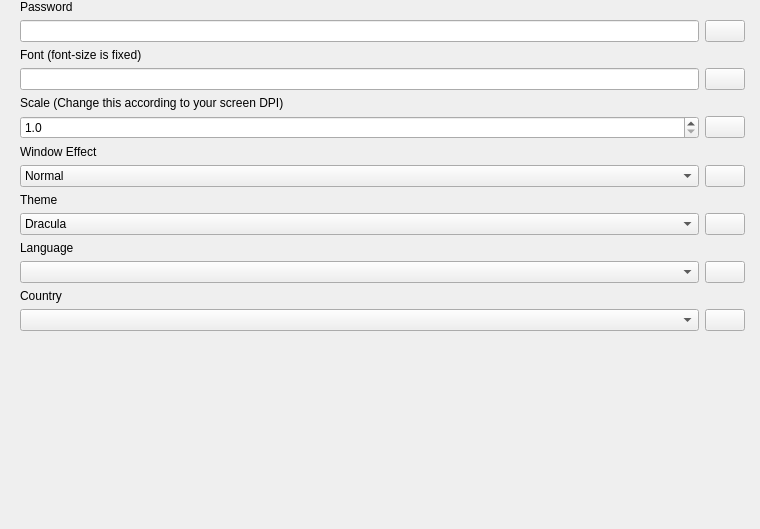
The window that DTModule/Ui_DTSetting.ui (Holence/DTPySide) describes before a commit, drawn with Qt 5.
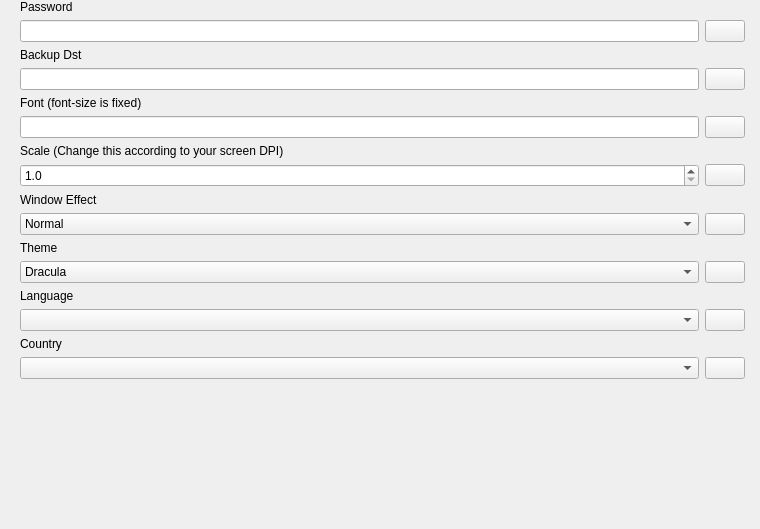
The same window after the commit. Custom widgets are drawn as their Qt base class.

What changed in the file:
```diff
--- a/DTModule/Ui_DTSetting.ui
+++ b/DTModule/Ui_DTSetting.ui
@@ -98,51 +98,7 @@
            <property name="horizontalSpacing">
             <number>6</number>
            </property>
-           <item row="12" column="0">
-            <widget class="QLabel" name="label_country">
-             <property name="text">
-              <string>Country</string>
-             </property>
-            </widget>
-           </item>
-           <item row="5" column="1">
-            <widget class="DTApplyButton" name="pushButton_scale">
-             <property name="sizePolicy">
-              <sizepolicy hsizetype="Fixed" vsizetype="Fixed">
-               <horstretch>0</horstretch>
-               <verstretch>0</verstretch>
-              </sizepolicy>
-             </property>
-            </widget>
-           </item>
-           <item row="1" column="0">
-            <widget class="QLineEdit" name="lineEdit_password"/>
-           </item>
-           <item row="10" column="0">
-            <widget class="QLabel" name="label_language">
-             <property name="text">
-              <string>Language</string>
-             </property>
-            </widget>
-           </item>
-           <item row="8" column="0">
-            <widget class="QLabel" name="label_theme">
-             <property name="text">
-              <string>Theme</string>
-             </property>
-            </widget>
-           </item>
-           <item row="13" column="0">
-            <widget class="QComboBox" name="comboBox_country">
-             <property name="sizePolicy">
-              <sizepolicy hsizetype="Preferred" vsizetype="Preferred">
-               <horstretch>0</horstretch>
-               <verstretch>0</verstretch>
-              </sizepolicy>
-             </property>
-            </widget>
-           </item>
-           <item row="13" column="1">
+           <item row="15" column="1">
             <widget class="DTApplyButton" name="pushButton_country">
              <property name="sizePolicy">
               <sizepolicy hsizetype="Fixed" vsizetype="Fixed">
@@ -152,31 +108,7 @@
              </property>
             </widget>
            </item>
-           <item row="11" column="1">
-            <widget class="DTApplyButton" name="pushButton_language">
-             <property name="sizePolicy">
-              <sizepolicy hsizetype="Fixed" vsizetype="Fixed">
-               <horstretch>0</horstretch>
-               <verstretch>0</verstretch>
-              </sizepolicy>
-             </property>
-            </widget>
-           </item>
-           <item row="4" column="0">
-            <widget class="QLabel" name="label_scale">
-             <property name="text">
-              <string>Scale (Change this according to your screen DPI)</string>
-             </property>
-            </widget>
-           </item>
-           <item row="3" column="0">
-            <widget class="QLineEdit" name="lineEdit_font">
-             <property name="readOnly">
-              <bool>true</bool>
-             </property>
-            </widget>
-           </item>
-           <item row="14" column="1">
+           <item row="16" column="1">
             <spacer name="verticalSpacer">
              <property name="orientation">
               <enum>Qt::Vertical</enum>
@@ -189,7 +121,34 @@
              </property>
             </spacer>
            </item>
-           <item row="3" column="1">
+           <item row="14" column="0">
+            <widget class="QLabel" name="label_country">
+             <property name="text">
+              <string>Country</string>
+             </property>
+            </widget>
+           </item>
+           <item row="1" column="1">
+            <widget class="DTApplyButton" name="pushButton_password">
+             <property name="sizePolicy">
+              <sizepolicy hsizetype="Fixed" vsizetype="Fixed">
+               <horstretch>0</horstretch>
+               <verstretch>0</verstretch>
+              </sizepolicy>
+             </property>
+            </widget>
+           </item>
+           <item row="11" column="1">
+            <widget class="DTApplyButton" name="pushButton_theme">
+             <property name="sizePolicy">
+              <sizepolicy hsizetype="Fixed" vsizetype="Fixed">
+               <horstretch>0</horstretch>
+               <verstretch>0</verstretch>
+              </sizepolicy>
+             </property>
+            </widget>
+           </item>
+           <item row="5" column="1">
             <widget class="DTApplyButton" name="pushButton_font">
              <property name="sizePolicy">
               <sizepolicy hsizetype="Fixed" vsizetype="Fixed">
@@ -199,14 +158,176 @@
              </property>
             </widget>
            </item>
+           <item row="0" column="0">
+            <widget class="QLabel" name="label_password">
+             <property name="text">
+              <string>Password</string>
+             </property>
+            </widget>
+           </item>
            <item row="6" column="0">
+            <widget class="QLabel" name="label_scale">
+             <property name="text">
+              <string>Scale (Change this according to your screen DPI)</string>
+             </property>
+            </widget>
+           </item>
+           <item row="9" column="1">
+            <widget class="DTApplyButton" name="pushButton_window_effect">
+             <property name="sizePolicy">
+              <sizepolicy hsizetype="Fixed" vsizetype="Fixed">
+               <horstretch>0</horstretch>
+               <verstretch>0</verstretch>
+              </sizepolicy>
+             </property>
+            </widget>
+           </item>
+           <item row="7" column="1">
+            <widget class="DTApplyButton" name="pushButton_scale">
+             <property name="sizePolicy">
+              <sizepolicy hsizetype="Fixed" vsizetype="Fixed">
+               <horstretch>0</horstretch>
+               <verstretch>0</verstretch>
+              </sizepolicy>
+             </property>
+            </widget>
+           </item>
+           <item row="3" column="0">
+            <widget class="QLineEdit" name="lineEdit_backup">
+             <property name="readOnly">
+              <bool>true</bool>
+             </property>
+            </widget>
+           </item>
+           <item row="5" column="0">
+            <widget class="QLineEdit" name="lineEdit_font">
+             <property name="readOnly">
+              <bool>true</bool>
+             </property>
+            </widget>
+           </item>
+           <item row="12" column="0">
+            <widget class="QLabel" name="label_language">
+             <property name="text">
+              <string>Language</string>
+             </property>
+            </widget>
+           </item>
+           <item row="1" column="0">
+            <widget class="QLineEdit" name="lineEdit_password"/>
+           </item>
+           <item row="9" column="0">
+            <widget class="QComboBox" name="comboBox_window_effect">
+             <property name="sizePolicy">
+              <sizepolicy hsizetype="Preferred" vsizetype="Preferred">
+               <horstretch>0</horstretch>
+               <verstretch>0</verstretch>
+              </sizepolicy>
+             </property>
+             <item>
+              <property name="text">
+               <string>Normal</string>
+              </property>
+             </item>
+             <item>
+              <property name="text">
+               <string>Aero</string>
+              </property>
+             </item>
+             <item>
+              <property name="text">
+               <string>Acrylic</string>
+              </property>
+             </item>
+            </widget>
+           </item>
+           <item row="13" column="1">
+            <widget class="DTApplyButton" name="pushButton_language">
+             <property name="sizePolicy">
+              <sizepolicy hsizetype="Fixed" vsizetype="Fixed">
+               <horstretch>0</horstretch>
+               <verstretch>0</verstretch>
+              </sizepolicy>
+             </property>
+            </widget>
+           </item>
+           <item row="13" column="0">
+            <widget class="QComboBox" name="comboBox_language">
+             <property name="sizePolicy">
+              <sizepolicy hsizetype="Preferred" vsizetype="Preferred">
+               <horstretch>0</horstretch>
+               <verstretch>0</verstretch>
+              </sizepolicy>
+             </property>
+            </widget>
+           </item>
+           <item row="10" column="0">
+            <widget class="QLabel" name="label_theme">
+             <property name="text">
+              <string>Theme</string>
+             </property>
+            </widget>
+           </item>
+           <item row="3" column="1">
+            <widget class="DTApplyButton" name="pushButton_backup">
+             <property name="sizePolicy">
+              <sizepolicy hsizetype="Fixed" vsizetype="Fixed">
+               <horstretch>0</horstretch>
+               <verstretch>0</verstretch>
+              </sizepolicy>
+             </property>
+            </widget>
+           </item>
+           <item row="11" column="0">
+            <widget class="QComboBox" name="comboBox_theme">
+             <property name="sizePolicy">
+              <sizepolicy hsizetype="Preferred" vsizetype="Preferred">
+               <horstretch>0</horstretch>
+               <verstretch>0</verstretch>
+              </sizepolicy>
+             </property>
+             <item>
+              <property name="text">
+               <string>Dracula</string>
+              </property>
+             </item>
+             <item>
+              <property name="text">
+               <string>Dark</string>
+              </property>
+             </item>
+             <item>
+              <property name="text">
+               <string>Light</string>
+              </property>
+             </item>
+            </widget>
+           </item>
+           <item row="8" column="0">
             <widget class="QLabel" name="label_window_effect">
              <property name="text">
               <string>Window Effect</string>
              </property>
             </widget>
            </item>
-           <item row="5" column="0">
+           <item row="15" column="0">
+            <widget class="QComboBox" name="comboBox_country">
+             <property name="sizePolicy">
+              <sizepolicy hsizetype="Preferred" vsizetype="Preferred">
+               <horstretch>0</horstretch>
+               <verstretch>0</verstretch>
+              </sizepolicy>
+             </property>
+            </widget>
+           </item>
+           <item row="4" column="0">
+            <widget class="QLabel" name="label_font">
+             <property name="text">
+              <string>Font (font-size is fixed)</string>
+             </property>
+            </widget>
+           </item>
+           <item row="7" column="0">
             <widget class="QDoubleSpinBox" name="spinBox_scale">
              <property name="decimals">
               <number>1</number>
@@ -222,107 +343,10 @@
              </property>
             </widget>
            </item>
-           <item row="9" column="0">
-            <widget class="QComboBox" name="comboBox_theme">
-             <property name="sizePolicy">
-              <sizepolicy hsizetype="Preferred" vsizetype="Preferred">
-               <horstretch>0</horstretch>
-               <verstretch>0</verstretch>
-              </sizepolicy>
-             </property>
-             <item>
-              <property name="text">
-               <string>Dracula</string>
-              </property>
-             </item>
-             <item>
-              <property name="text">
-               <string>Dark</string>
-              </property>
-             </item>
-             <item>
-              <property name="text">
-               <string>Light</string>
-              </property>
-             </item>
-            </widget>
-           </item>
-           <item row="9" column="1">
-            <widget class="DTApplyButton" name="pushButton_theme">
-             <property name="sizePolicy">
-              <sizepolicy hsizetype="Fixed" vsizetype="Fixed">
-               <horstretch>0</horstretch>
-               <verstretch>0</verstretch>
-              </sizepolicy>
-             </property>
-            </widget>
-           </item>
-           <item row="0" column="0">
-            <widget class="QLabel" name="label_password">
-             <property name="text">
-              <string>Password</string>
-             </property>
-            </widget>
-           </item>
-           <item row="11" column="0">
-            <widget class="QComboBox" name="comboBox_language">
-             <property name="sizePolicy">
-              <sizepolicy hsizetype="Preferred" vsizetype="Preferred">
-               <horstretch>0</horstretch>
-               <verstretch>0</verstretch>
-              </sizepolicy>
-             </property>
-            </widget>
-           </item>
-           <item row="7" column="0">
-            <widget class="QComboBox" name="comboBox_window_effect">
-             <property name="sizePolicy">
-              <sizepolicy hsizetype="Preferred" vsizetype="Preferred">
-               <horstretch>0</horstretch>
-               <verstretch>0</verstretch>
-              </sizepolicy>
-             </property>
-             <item>
-              <property name="text">
-               <string>Normal</string>
-              </property>
-             </item>
-             <item>
-              <property name="text">
-               <string>Aero</string>
-              </property>
-             </item>
-             <item>
-              <property name="text">
-               <string>Acrylic</string>
-              </property>
-             </item>
-            </widget>
-           </item>
            <item row="2" column="0">
-            <widget class="QLabel" name="label_font">
+            <widget class="QLabel" name="label_backup">
              <property name="text">
-              <string>Font (font-size is fixed)</string>
-             </property>
-            </widget>
-           </item>
-           <item row="1" column="1">
-            <widget class="DTApplyButton" name="pushButton_password">
-             <property name="sizePolicy">
-              <sizepolicy hsizetype="Fixed" vsizetype="Fixed">
-               <horstretch>0</horstretch>
-               <verstretch>0</verstretch>
-              </sizepolicy>
-             </property>
-            </widget>
-           </item>
-           <item row="7" column="1">
-            <widget class="DTApplyButton" name="pushButton_window_effect">
-             <property name="sizePolicy">
-              <sizepolicy hsizetype="Fixed" vsizetype="Fixed">
-               <horstretch>0</horstretch>
-               <verstretch>0</verstretch>
-              </sizepolicy>
+              <string>Backup Dst</string>
              </property>
             </widget>
            </item>
```
